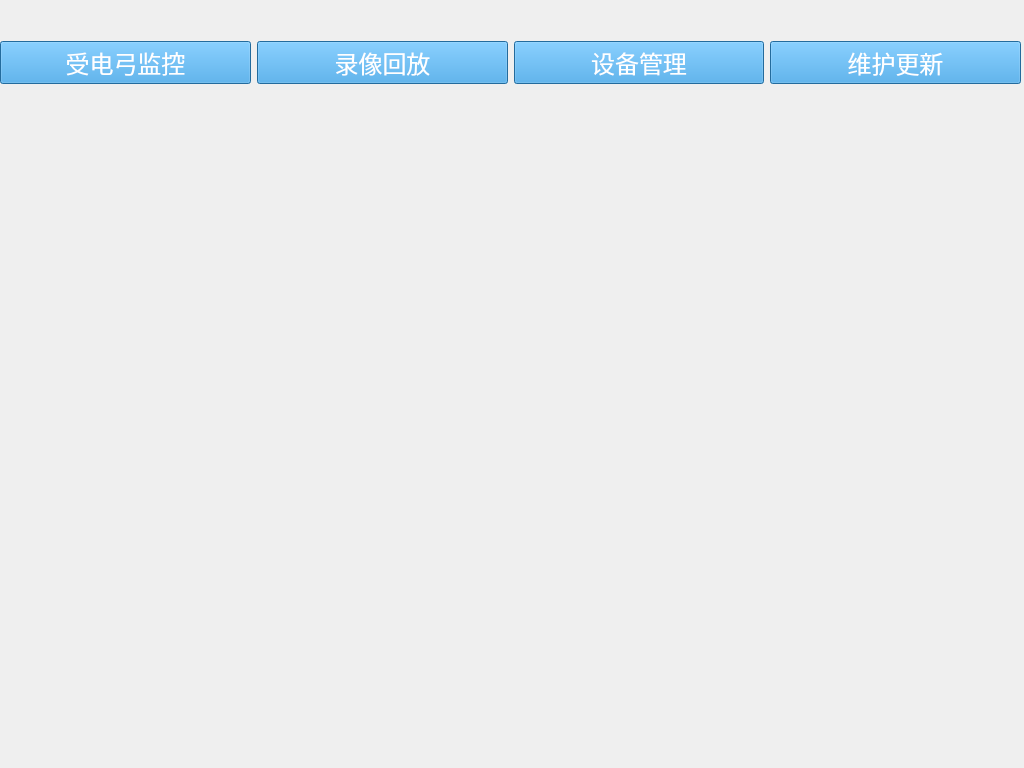
Above: pvmsmenuwidget.ui from 1157889734/x86MyAppliction before the change. Below: the same form after it.
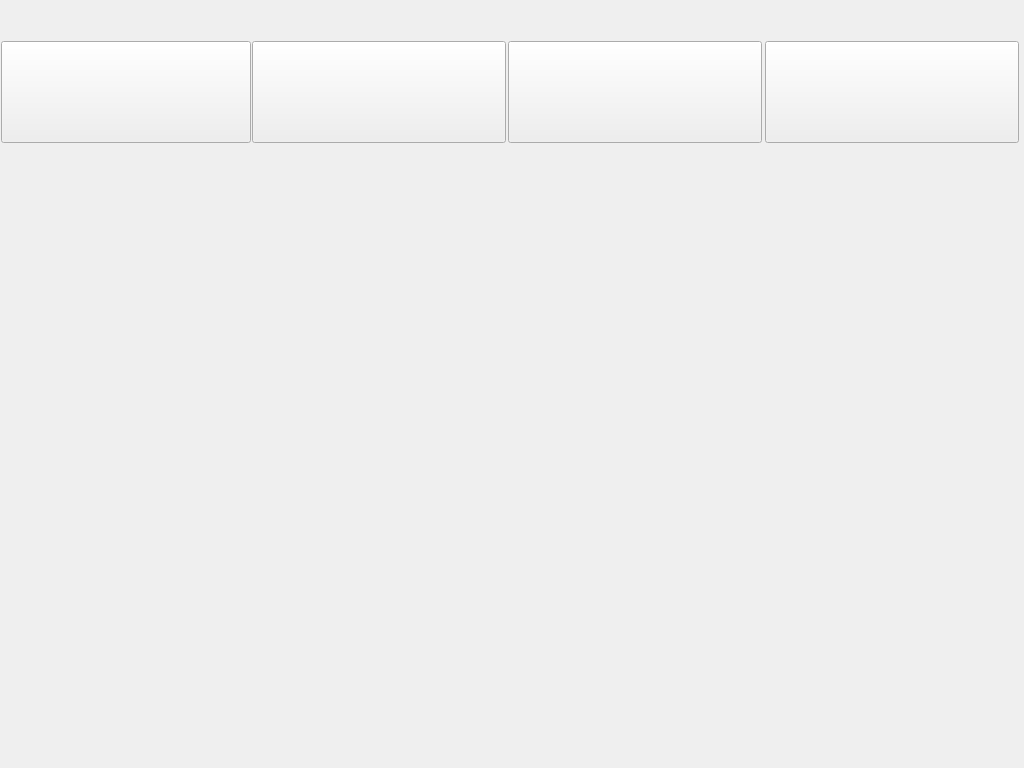
That is the form after the change. Icons and pictures are not drawn.

Diff of the .ui file:
```diff
--- a/pvmsmenuwidget.ui
+++ b/pvmsmenuwidget.ui
@@ -13,44 +13,24 @@
   <property name="windowTitle">
    <string>Form</string>
   </property>
-  <widget class="QLabel" name="label">
-   <property name="geometry">
-    <rect>
-     <x>0</x>
-     <y>0</y>
-     <width>1021</width>
-     <height>31</height>
-    </rect>
-   </property>
-   <property name="font">
-    <font>
-     <family>宋体</family>
-     <pointsize>19</pointsize>
-    </font>
-   </property>
    <property name="styleSheet">
-    <string notr="true">background-image: url(:/res/MainDlgHead.png);
-color: rgb(255, 255, 255);</string>
-   </property>
-   <property name="text">
-    <string/>
-   </property>
-   <property name="pixmap">
-    <pixmap resource="res.qrc">:/res/MainDlgHead.png</pixmap>
-   </property>
-  </widget>
-  <widget class="QWidget" name="">
-   <property name="geometry">
-    <rect>
-     <x>0</x>
-     <y>40</y>
-     <width>1021</width>
-     <height>45</height>
-    </rect>
-   </property>
-   <layout class="QHBoxLayout" name="horizontalLayout">
-    <item>
+   <string notr="true">border-image: url(:/monres/Pantobg.bmp);</string>
+  </property>
      <widget class="QPushButton" name="pvmsMonitorMenuPushButton">
+   <property name="geometry">
+    <rect>
+     <x>1</x>
+     <y>41</y>
+     <width>250</width>
+     <height>102</height>
+    </rect>
+   </property>
+   <property name="minimumSize">
+    <size>
+     <width>250</width>
+     <height>0</height>
+    </size>
+   </property>
       <property name="font">
        <font>
         <family>Ubuntu</family>
@@ -61,20 +41,24 @@
        <bool>false</bool>
       </property>
       <property name="styleSheet">
-       <string notr="true">QPushButton
-{background-color: rgb(49, 150, 220);color: rgb(255, 255, 255);}
+    <string notr="true">border-image: url(:/monres/carriagemonitor.bmp);
+pressed{border-image}: url(:/monres/carriagemonitor1.bmp);
 
-QPushButton:hover
-{background-color: rgb(38, 131, 245);color: rgb(255, 255, 255);}
 
-QPushButton:pressed
-{background-color: rgb(35, 86, 138);color: rgb(255, 255, 255);}
 
-QPushButton:checked
-{background-color: rgb(35, 86, 138);color: rgb(255, 255, 255);}</string>
+</string>
+   </property>
+   <property name="locale">
+    <locale language="English" country="UnitedStates"/>
       </property>
       <property name="text">
-       <string>受电弓监控</string>
+    <string/>
+   </property>
+   <property name="iconSize">
+    <size>
+     <width>16</width>
+     <height>16</height>
+    </size>
       </property>
       <property name="checkable">
        <bool>true</bool>
@@ -82,33 +66,35 @@
       <property name="checked">
        <bool>false</bool>
       </property>
+   <property name="autoRepeatDelay">
+    <number>300</number>
+   </property>
+   <property name="autoRepeatInterval">
+    <number>100</number>
+   </property>
       <property name="flat">
        <bool>false</bool>
       </property>
      </widget>
-    </item>
-    <item>
      <widget class="QPushButton" name="recordPlayMenuPushButton">
+   <property name="geometry">
+    <rect>
+     <x>252</x>
+     <y>41</y>
+     <width>254</width>
+     <height>102</height>
+    </rect>
+   </property>
       <property name="font">
        <font>
         <pointsize>18</pointsize>
        </font>
       </property>
       <property name="styleSheet">
-       <string notr="true">QPushButton
-{background-color: rgb(49, 150, 220);color: rgb(255, 255, 255);}
-
-QPushButton:hover
-{background-color: rgb(38, 131, 245);color: rgb(255, 255, 255);}
-
-QPushButton:pressed
-{background-color: rgb(35, 86, 138);color: rgb(255, 255, 255);}
-
-QPushButton:checked
-{background-color: rgb(35, 86, 138);color: rgb(255, 255, 255);}</string>
+    <string notr="true">border-image: url(:/monres/carriageplay.bmp);</string>
       </property>
       <property name="text">
-       <string>录像回放</string>
+    <string/>
       </property>
       <property name="checkable">
        <bool>true</bool>
@@ -117,29 +103,25 @@
        <bool>false</bool>
       </property>
      </widget>
-    </item>
-    <item>
      <widget class="QPushButton" name="devManageMenuPushButton">
+   <property name="geometry">
+    <rect>
+     <x>508</x>
+     <y>41</y>
+     <width>254</width>
+     <height>102</height>
+    </rect>
+   </property>
       <property name="font">
        <font>
         <pointsize>18</pointsize>
        </font>
       </property>
       <property name="styleSheet">
-       <string notr="true">QPushButton
-{background-color: rgb(49, 150, 220);color: rgb(255, 255, 255);}
-
-QPushButton:hover
-{background-color: rgb(38, 131, 245);color: rgb(255, 255, 255);}
-
-QPushButton:pressed
-{background-color: rgb(35, 86, 138);color: rgb(255, 255, 255);}
-
-QPushButton:checked
-{background-color: rgb(35, 86, 138);color: rgb(255, 255, 255);}</string>
+    <string notr="true">border-image: url(:/monres/carriageequip.bmp);</string>
       </property>
       <property name="text">
-       <string>设备管理</string>
+    <string/>
       </property>
       <property name="checkable">
        <bool>true</bool>
@@ -148,29 +130,37 @@
        <bool>false</bool>
       </property>
      </widget>
-    </item>
-    <item>
      <widget class="QPushButton" name="devUpdateMenuPushButton">
+   <property name="enabled">
+    <bool>true</bool>
+   </property>
+   <property name="geometry">
+    <rect>
+     <x>765</x>
+     <y>41</y>
+     <width>254</width>
+     <height>102</height>
+    </rect>
+   </property>
       <property name="font">
        <font>
         <pointsize>18</pointsize>
        </font>
       </property>
+   <property name="cursor">
+    <cursorShape>ArrowCursor</cursorShape>
+   </property>
       <property name="styleSheet">
-       <string notr="true">QPushButton
-{background-color: rgb(49, 150, 220);color: rgb(255, 255, 255);}
-
-QPushButton:hover
-{background-color: rgb(38, 131, 245);color: rgb(255, 255, 255);}
-
-QPushButton:pressed
-{background-color: rgb(35, 86, 138);color: rgb(255, 255, 255);}
-
-QPushButton:checked
-{background-color: rgb(35, 86, 138);color: rgb(255, 255, 255);}</string>
+    <string notr="true">border-image: url(:/monres/carriagemaintain.bmp);</string>
       </property>
       <property name="text">
-       <string>维护更新</string>
+    <string/>
+   </property>
+   <property name="iconSize">
+    <size>
+     <width>203</width>
+     <height>102</height>
+    </size>
       </property>
       <property name="checkable">
        <bool>true</bool>
@@ -179,12 +169,7 @@
        <bool>false</bool>
       </property>
      </widget>
-    </item>
-   </layout>
-  </widget>
- </widget>
- <resources>
-  <include location="res.qrc"/>
- </resources>
+ </widget>
+ <resources/>
  <connections/>
 </ui>
```
Lines whose indentation alone changed are shown as unchanged.
